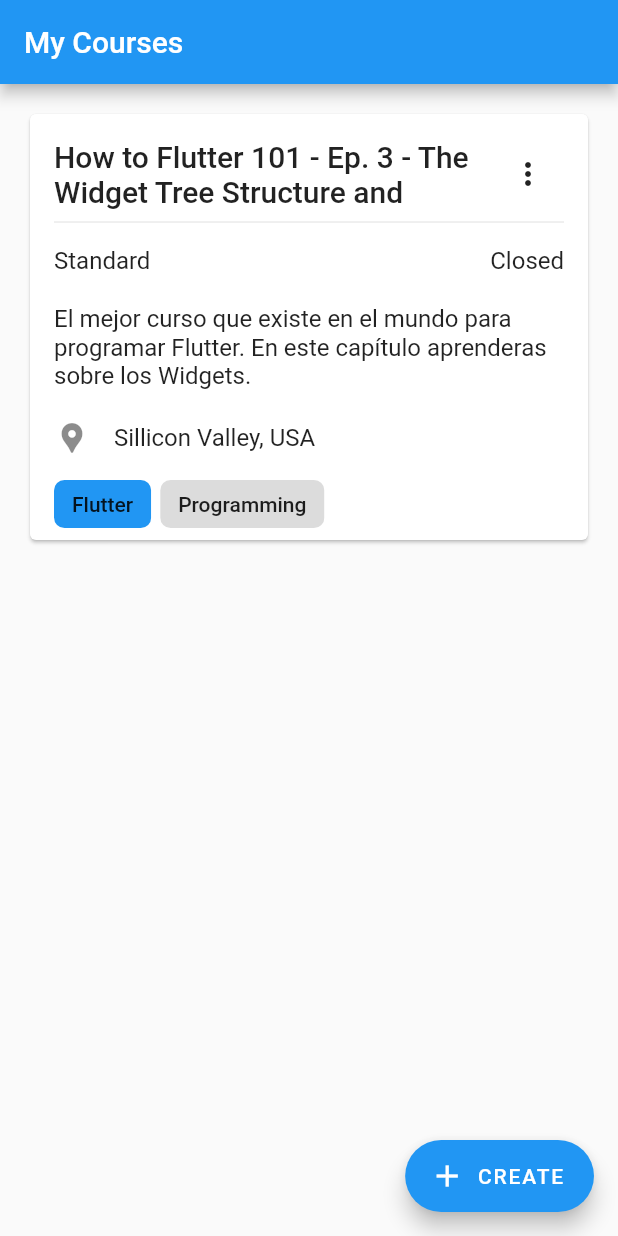
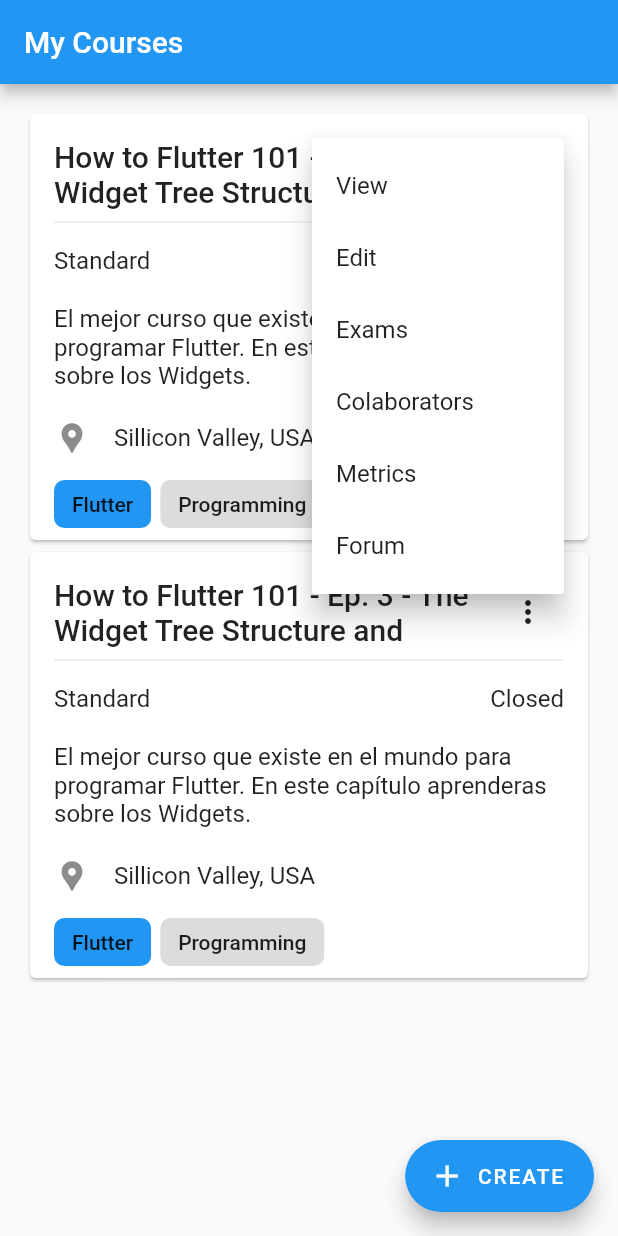
Before and after one commit to fiubademy/FrontUbademy, a Flutter app: the screen it shows after launch, after a tap on the "more vert" icon, on a phone screen of 412 x 824 dp. Run offline on Flutter 3.47's test engine with Material 2 defaults, Android fonts, the phone set to English and light mode, and no system bars; our stand-ins replace flutter_signin_button, material_floating_search_bar.

Commit message:
[ADD] - Added PopUpMenuButton for the course

```diff
--- a/fiubademy/lib/src/my_courses.dart
+++ b/fiubademy/lib/src/my_courses.dart
@@ -13,7 +13,7 @@ class MyCoursesPage extends StatelessWidget {
         body: Scrollbar(
           child: ListView.builder(
             padding: const EdgeInsets.all(16.0),
-            itemCount: 1,
+            itemCount: 2,
             itemBuilder: (context, index) => _buildCourse(context),
           ),
         ),
@@ -26,8 +26,7 @@ class MyCoursesPage extends StatelessWidget {
 }
 
 Widget _buildCourse(BuildContext context) {
-  return Column(children: [
-    Card(
+  return Card(
       child: Column(
         children: [
           Padding(
@@ -43,7 +42,28 @@ Widget _buildCourse(BuildContext context) {
                           maxLines: 2,
                           style: Theme.of(context).textTheme.headline6),
                     ),
-                    IconButton(onPressed: () {}, icon: Icon(Icons.more_vert)),
+                    PopupMenuButton(
+                      itemBuilder: (context) => [
+                        const PopupMenuItem(
+                          child: Text('View'),
+                        ),
+                        const PopupMenuItem(
+                          child: Text('Edit'),
+                        ),
+                        const PopupMenuItem(
+                          child: Text('Exams'),
+                        ),
+                        const PopupMenuItem(
+                          child: Text('Colaborators'),
+                        ),
+                        const PopupMenuItem(
+                          child: Text('Metrics'),
+                        ),
+                        const PopupMenuItem(
+                          child: Text('Forum'),
+                        ),
+                      ],
+                    )
                   ],
                 ),
                 Divider(),
@@ -85,7 +105,6 @@ Widget _buildCourse(BuildContext context) {
                 runSpacing: 6,
                 crossAxisAlignment: WrapCrossAlignment.start,
                 alignment: WrapAlignment.start,
-
                 children: [
                   Chip(
                       backgroundColor: Theme.of(context).colorScheme.primary,
@@ -93,21 +112,18 @@ Widget _buildCourse(BuildContext context) {
                         borderRadius: BorderRadius.circular(7),
                       ),
                       label: Text('Flutter'),
-                    materialTapTargetSize: MaterialTapTargetSize.shrinkWrap
-                  ),
+                      materialTapTargetSize: MaterialTapTargetSize.shrinkWrap),
                   Chip(
                       shape: RoundedRectangleBorder(
                         borderRadius: BorderRadius.circular(7),
                       ),
                       label: Text('Programming'),
-                    materialTapTargetSize: MaterialTapTargetSize.shrinkWrap
-                  ),
+                      materialTapTargetSize: MaterialTapTargetSize.shrinkWrap),
                 ],
               ),
             ),
           ),
         ],
       ),
-    ),
-  ]);
+    );
 }
```
Lines whose indentation alone changed are shown as unchanged.
